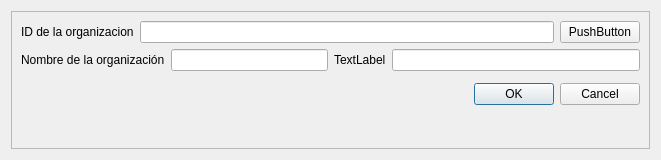
This is interface/ui/emergente_update_organizaciones.ui in danielolmedo365/crud_gestor as Qt 5 draws it before an edit. The edited form follows.
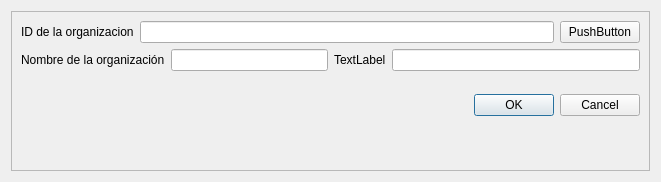
This is the edited form.

Commit message: Resuelta la interacion entre el parent y la ventana main

Diff of the .ui file:
```diff
--- a/interface/ui/emergente_update_organizaciones.ui
+++ b/interface/ui/emergente_update_organizaciones.ui
@@ -7,7 +7,7 @@
     <x>0</x>
     <y>0</y>
     <width>661</width>
-    <height>160</height>
+    <height>182</height>
    </rect>
   </property>
   <property name="windowTitle">
```
The commit also changes 3 other files.
